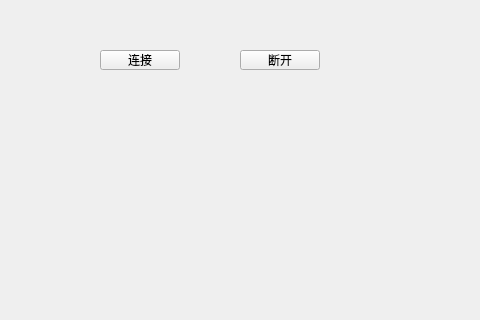
Old version of the form QNetWorkTest/Widget.ui in the repository kai156277/CodeSnippet; both pictures show x 0 to 480 and y 0 to 320 of the 800 by 600 pixel window.
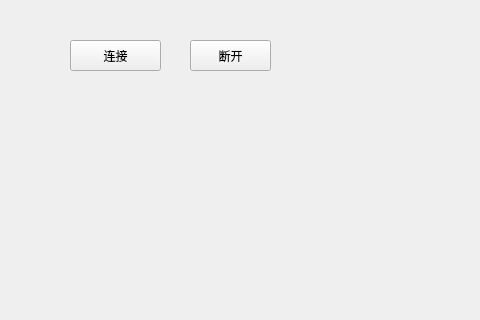
New version of the form.

What changed in the file:
```diff
--- a/QNetWorkTest/Widget.ui
+++ b/QNetWorkTest/Widget.ui
@@ -16,10 +16,10 @@
   <widget class="QPushButton" name="resetPushButton">
    <property name="geometry">
     <rect>
-     <x>100</x>
-     <y>50</y>
-     <width>80</width>
-     <height>20</height>
+     <x>70</x>
+     <y>40</y>
+     <width>91</width>
+     <height>31</height>
     </rect>
    </property>
    <property name="text">
@@ -29,10 +29,10 @@
   <widget class="QPushButton" name="configPushButton">
    <property name="geometry">
     <rect>
-     <x>240</x>
-     <y>50</y>
-     <width>80</width>
-     <height>20</height>
+     <x>190</x>
+     <y>40</y>
+     <width>81</width>
+     <height>31</height>
     </rect>
    </property>
    <property name="text">
```
